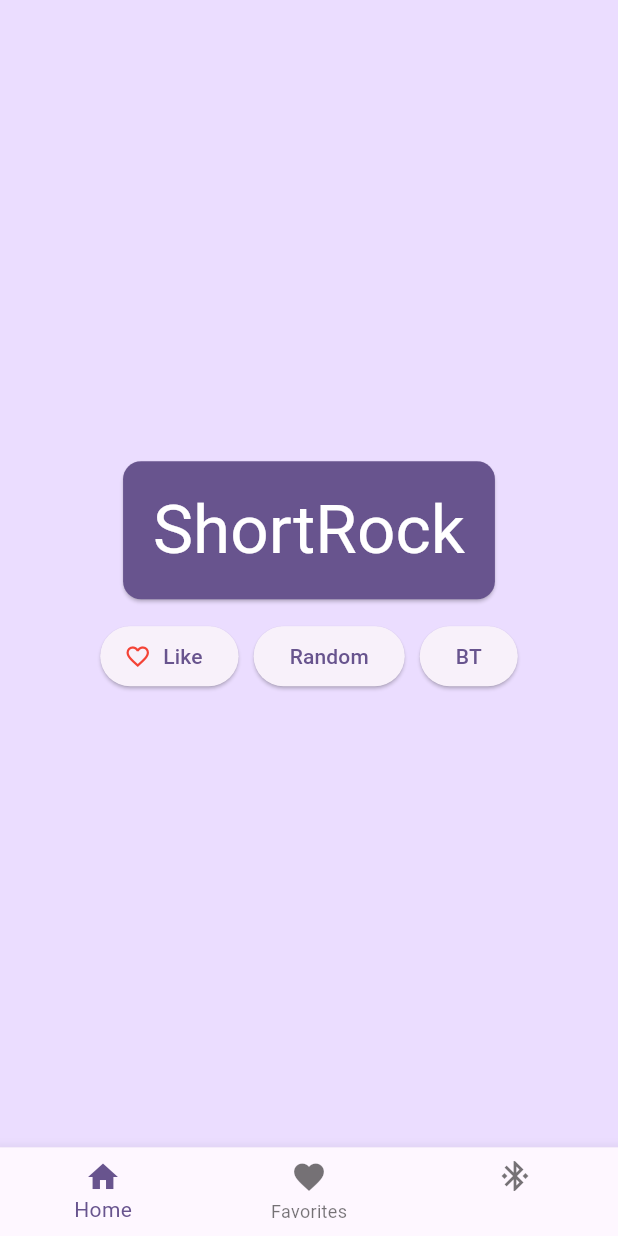
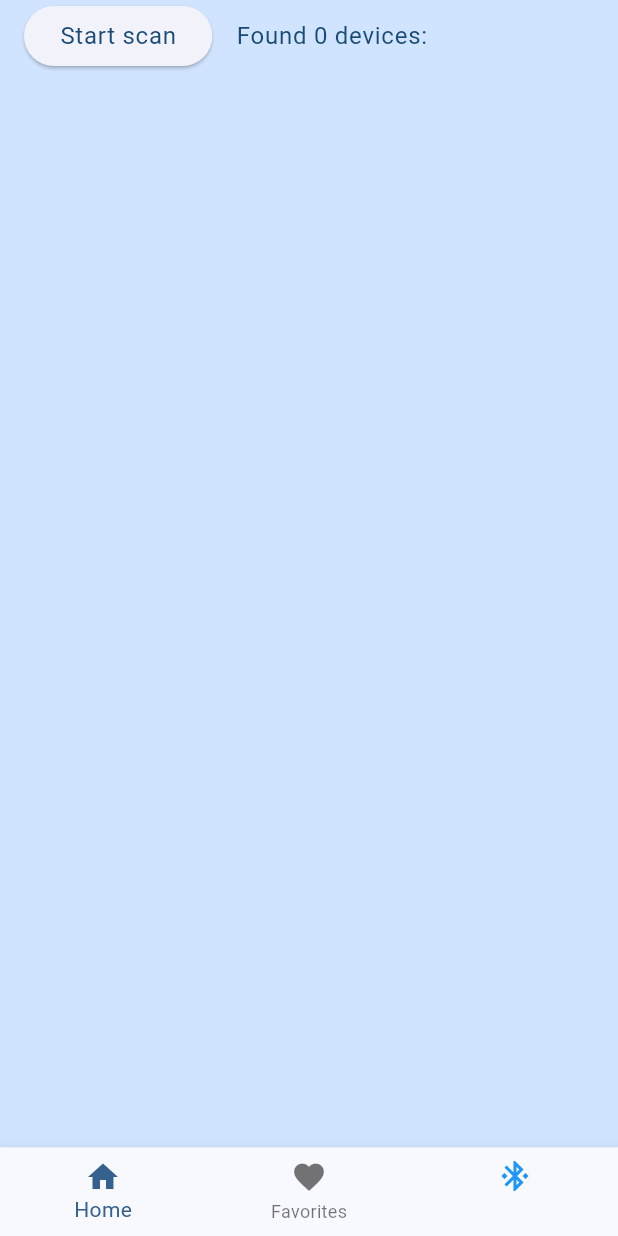
Before and after one commit to asdman384/ble-blle, a Flutter app: the screen it shows after launch, on a phone screen of 412 x 824 dp. Run offline on Flutter 3.47's test engine with Material 3 defaults, Android fonts, the light colour scheme and no system bars; our stand-ins replace flutter_blue_plus, permission_handler.

Commit message:
Refactor Bluetooth functionality and remove unused dependencies

```diff
--- a/lib/main.dart
+++ b/lib/main.dart
@@ -8,11 +8,11 @@ import 'package:flutter_blue_plus/flutter_blue_plus.dart';
 
 import 'package:ble_blle/my_app_state.dart';
 import 'package:ble_blle/pages/favorites_page.dart';
-import 'package:ble_blle/pages/generator_page.dart';
+import 'package:ble_blle/pages/scanner_page.dart';
 
 void main() {
   runZonedGuarded(() {
-    FlutterBluePlus.setLogLevel(LogLevel.verbose, color: true);
+    FlutterBluePlus.setLogLevel(LogLevel.verbose, color: false);
     runApp(MyApp());
   }, (error, stackTrace) {
     print('runzoneGuarded error: $error');
@@ -31,7 +31,7 @@ class MyApp extends StatelessWidget {
         title: 'ble App',
         theme: ThemeData(
           useMaterial3: true,
-          colorScheme: ColorScheme.fromSeed(seedColor: Colors.deepPurple),
+          colorScheme: ColorScheme.fromSeed(seedColor: Colors.blue),
         ),
         home: AppContainer(),
       ),
@@ -73,37 +73,72 @@ class _AppContainerState extends State<AppContainer> {
     print('AppContainer build, _adapterState:$_adapterState');
 
     Widget page = selectedTabIndex == 0
-        ? GeneratorPage()
+        ? ScannerPage(btOn: _adapterState == BluetoothAdapterState.on)
         : selectedTabIndex == 1
             ? FavoritesPage()
             : Placeholder();
 
     Expanded pagesContainer = Expanded(
-      child: Container(color: Theme.of(context).colorScheme.primaryContainer, child: page),
+      child: Container(
+        color: Theme.of(context).colorScheme.primaryContainer,
+        child: SafeArea(child: page),
+      ),
     );
 
-    var btIcon = _adapterState == BluetoothAdapterState.on ? Icons.bluetooth_connected : Icons.bluetooth_disabled;
+    var btIcon = _adapterState == BluetoothAdapterState.on
+        ? Icon(Icons.bluetooth_connected, color: Colors.blue)
+        : Icon(Icons.bluetooth_disabled);
+
     var navigationContainer = BottomNavigationBar(
       items: [
         BottomNavigationBarItem(label: 'Home', icon: Icon(Icons.home)),
         BottomNavigationBarItem(label: 'Favorites', icon: Icon(Icons.favorite)),
-        BottomNavigationBarItem(label: '', icon: Icon(btIcon))
+        BottomNavigationBarItem(label: '', icon: btIcon)
       ],
       currentIndex: selectedTabIndex,
-      onTap: (value) async {
-        // if (value == 2 && _adapterState == BluetoothAdapterState.off && await Permission.bluetooth.isGranted) {
-        //   await FlutterBluePlus.turnOn();
-        //   return;
-        // }
-
-        setState(() {
-          selectedTabIndex = value;
-        });
-      },
+      onTap: _onTabTapped,
     );
 
     return LayoutBuilder(builder: (context, constraints) {
       return Scaffold(body: Column(children: [pagesContainer, navigationContainer]));
     });
   }
+
+  void _onTabTapped(int tabIndex) {
+    // Bluetooth tab
+    if (tabIndex == 2) {
+      turnOnBluetooth();
+      return;
+    }
+
+    setState(() {
+      selectedTabIndex = tabIndex;
+    });
+  }
+
+  /// Turn on bluetooth and request permission if needed
+  void turnOnBluetooth() async {
+    var isGranted = await Permission.bluetooth.isGranted;
+    print('Permission.bluetooth.isGranted: $isGranted');
+    if (isGranted) {
+      if (_adapterState == BluetoothAdapterState.off) {
+        await FlutterBluePlus.turnOn();
+      }
+    } else {
+      await Permission.bluetooth.onDeniedCallback(() {
+        print('bluetooth.onDenied');
+      }).onGrantedCallback(() async {
+        print('bluetooth.onGranted');
+        await FlutterBluePlus.turnOn();
+      }).onPermanentlyDeniedCallback(() {
+        print('bluetooth.onPermanentlyDenied');
+      }).onRestrictedCallback(() {
+        print('bluetooth.onRestricted');
+      }).onLimitedCallback(() {
+        print('bluetooth.onLimited');
+      }).onProvisionalCallback(() {
+        print('bluetooth.onProvisional');
+      }).request();
+    }
+  }
 }
--- a/lib/my_app_state.dart
+++ b/lib/my_app_state.dart
@@ -1,26 +1,52 @@
+import 'dart:async';
+
 import 'package:flutter/material.dart';
 
-import 'package:english_words/english_words.dart';
+import 'package:flutter_blue_plus/flutter_blue_plus.dart';
 
 class MyAppState extends ChangeNotifier {
-  var current = WordPair.random();
-  var favorites = <WordPair>{};
+  late StreamSubscription<List<ScanResult>> _scanResultSubscription;
+  late StreamSubscription<bool> _isScanningSubscription;
 
-  void getNext() {
-    current = WordPair.random();
-    notifyListeners();
+  BluetoothDevice? current;
+  Set<BluetoothDevice> foundDevices = <BluetoothDevice>{};
+  bool isScanning = false;
+
+  MyAppState() {
+    print('MyAppState constructor');
+    _scanResultSubscription = FlutterBluePlus.onScanResults.listen(
+      (results) {
+        if (results.isNotEmpty) {
+          ScanResult r = results.last; // the most recently found device
+          if (r.advertisementData.connectable) {
+            foundDevices.add(r.device);
+          }
+          notifyListeners();
+        }
+      },
+      onError: (e) => print(e),
+    );
+
+    _isScanningSubscription = FlutterBluePlus.isScanning.listen((isScan) {
+      isScanning = isScan;
+      print('isScanning: $isScanning');
+      notifyListeners();
+    });
   }
 
-  void toggleFavorite() {
-    if (hasPair(current)) {
-      favorites.remove(current);
-    } else {
-      favorites.add(current);
-    }
-    notifyListeners();
+  @override
+  void dispose() {
+    _scanResultSubscription.cancel();
+    _isScanningSubscription.cancel();
+    super.dispose();
   }
 
-  bool hasPair(WordPair pair) {
-    return favorites.contains(pair);
+  void toggleScan() {
+    if (isScanning) {
+      FlutterBluePlus.stopScan();
+    } else {
+      foundDevices.clear();
+      FlutterBluePlus.startScan();
+    }
   }
 }
--- a/lib/pages/generator_page.dart
+++ /dev/null
@@ -1,70 +0,0 @@
-import 'package:flutter/material.dart';
-import 'package:permission_handler/permission_handler.dart';
-import 'package:provider/provider.dart';
-
-import 'package:ble_blle/widgest/big_card.dart';
-import 'package:ble_blle/my_app_state.dart';
-
-class GeneratorPage extends StatelessWidget {
-  @override
-  Widget build(BuildContext context) {
-    print('GeneratorPage build');
-    var appState = context.watch<MyAppState>();
-    var pair = appState.current;
-
-    IconData icon = appState.hasPair(pair) ? Icons.favorite : Icons.favorite_border;
-
-    return Center(
-      child: Column(
-        mainAxisAlignment: MainAxisAlignment.center,
-        children: [
-          BigCard(pair: pair),
-          SizedBox(height: 10),
-          Row(
-            mainAxisSize: MainAxisSize.min,
-            children: [
-              ElevatedButton.icon(
-                onPressed: () {
-                  appState.toggleFavorite();
-                },
-                icon: Icon(
-                  icon,
-                  color: Colors.red,
-                ),
-                label: Text('Like'),
-              ),
-              SizedBox(width: 10),
-              ElevatedButton(
-                onPressed: () {
-                  appState.getNext();
-                },
-                child: Text('Random'),
-              ),
-              SizedBox(width: 10),
-              ElevatedButton(
-                onPressed: () async {
-                  // if (!await Permission.bluetooth.isGranted) {
-                  //   await Permission.bluetooth.onDeniedCallback(() {
-                  //     print('bluetooth.onDenied');
-                  //   }).onGrantedCallback(() {
-                  //     print('bluetooth.onGranted');
-                  //   }).onPermanentlyDeniedCallback(() {
-                  //     print('bluetooth.onPermanentlyDenied');
-                  //   }).onRestrictedCallback(() {
-                  //     print('bluetooth.onRestricted');
-                  //   }).onLimitedCallback(() {
-                  //     print('bluetooth.onLimited');
-                  //   }).onProvisionalCallback(() {
-                  //     print('bluetooth.onProvisional');
-                  //   }).request();
-                  // }
-                },
-                child: Text('BT'),
-              ),
-            ],
-          ),
-        ],
-      ),
-    );
-  }
-}
--- /dev/null
+++ b/lib/pages/scanner_page.dart
@@ -0,0 +1,63 @@
+import 'package:ble_blle/widgest/device.dart';
+import 'package:flutter/material.dart';
+import 'package:provider/provider.dart';
+
+import 'package:ble_blle/my_app_state.dart';
+
+class ScannerPage extends StatelessWidget {
+  const ScannerPage({
+    super.key,
+    required this.btOn,
+  });
+
+  final bool btOn;
+
+  @override
+  Widget build(BuildContext context) {
+    // if (await FlutterBluePlus.isSupported == false) {
+    //     print("Bluetooth not supported by this device");
+    //     return;
+    // }
+
+    if (!btOn) {
+      return Center(child: Text('Please turn on BT.'));
+    }
+    var theme = Theme.of(context);
+    var style = theme.textTheme.bodyLarge!.copyWith(color: theme.colorScheme.onPrimaryContainer);
+    var appState = context.watch<MyAppState>();
+    var devices = appState.foundDevices;
+    var isScanning = appState.isScanning;
+
+    return Column(
+      children: [
+        Row(
+          children: [
+            Padding(
+              padding: const EdgeInsets.only(left: 16),
+              child: ElevatedButton(
+                child: Text(isScanning ? 'Stop scan' : 'Start scan', style: style),
+                onPressed: () {
+                  appState.toggleScan();
+                },
+              ),
+            ),
+            Padding(
+              padding: const EdgeInsets.only(left: 16),
+              child: Text('Found ${appState.foundDevices.length} devices:', style: style),
+            ),
+          ],
+        ),
+        SingleChildScrollView(
+          child: Column(
+            children: devices
+                .map((device) => Device(
+                      name: device.advName,
+                      mac: device.remoteId.str,
+                    ))
+                .toList(),
+          ),
+        ),
+      ],
+    );
+  }
+}
--- a/lib/widgest/big_card.dart
+++ /dev/null
@@ -1,30 +0,0 @@
-import 'package:english_words/english_words.dart';
-import 'package:flutter/material.dart';
-
-class BigCard extends StatelessWidget {
-  const BigCard({
-    super.key,
-    required this.pair,
-  });
-
-  final WordPair pair;
-
-  @override
-  Widget build(BuildContext context) {
-    var theme = Theme.of(context);
-    var style = theme.textTheme.displayMedium!
-        .copyWith(color: theme.colorScheme.onPrimary);
-
-    return Card(
-      color: theme.colorScheme.primary,
-      child: Padding(
-        padding: const EdgeInsets.all(20),
-        child: Text(
-          pair.asPascalCase,
-          style: style,
-          semanticsLabel: "${pair.first} ${pair.second}",
-        ),
-      ),
-    );
-  }
-}
--- a/pubspec.yaml
+++ b/pubspec.yaml
@@ -13,7 +13,6 @@ dependencies:
     sdk: flutter
 
   permission_handler: ^11.3.1
-  english_words: ^4.0.0
   provider: ^6.0.0
   flutter_blue_plus: ^1.34.5
 
```
Also changed, not shown: lib/pages/favorites_page.dart (+2 -10 lines), lib/widgest/device.dart (added, +38 -0 lines), pubspec.lock, 3 other files.
